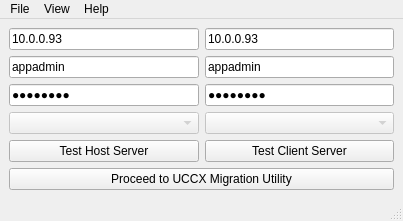
First picture: the form in uccxmigrationmainwindow.ui, repository xXTheAwesomerXx/XIPE, before the edit.
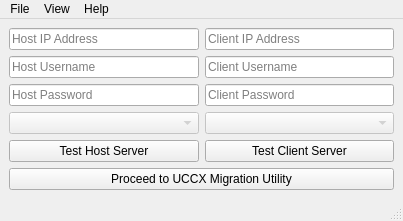
Second picture: the form after the edit.

Diff of the .ui file:
```diff
--- a/uccxmigrationmainwindow.ui
+++ b/uccxmigrationmainwindow.ui
@@ -24,7 +24,7 @@
           <item>
            <widget class="QLineEdit" name="lineEditHostIP">
             <property name="text">
-             <string>10.0.0.93</string>
+             <string/>
             </property>
             <property name="placeholderText">
              <string>Host IP Address</string>
@@ -34,7 +34,7 @@
           <item>
            <widget class="QLineEdit" name="lineEditHostUsername">
             <property name="text">
-             <string>appadmin</string>
+             <string/>
             </property>
             <property name="placeholderText">
              <string>Host Username</string>
@@ -44,7 +44,7 @@
           <item>
            <widget class="QLineEdit" name="lineEditHostPassword">
             <property name="text">
-             <string>cisco123</string>
+             <string/>
             </property>
             <property name="echoMode">
              <enum>QLineEdit::PasswordEchoOnEdit</enum>
@@ -75,7 +75,7 @@
           <item>
            <widget class="QLineEdit" name="lineEditClientIP">
             <property name="text">
-             <string>10.0.0.93</string>
+             <string/>
             </property>
             <property name="placeholderText">
              <string>Client IP Address</string>
@@ -85,7 +85,7 @@
           <item>
            <widget class="QLineEdit" name="lineEditClientUsername">
             <property name="text">
-             <string>appadmin</string>
+             <string/>
             </property>
             <property name="placeholderText">
              <string>Client Username</string>
@@ -95,7 +95,7 @@
           <item>
            <widget class="QLineEdit" name="lineEditClientPassword">
             <property name="text">
-             <string>cisco123</string>
+             <string/>
             </property>
             <property name="echoMode">
              <enum>QLineEdit::PasswordEchoOnEdit</enum>
```
